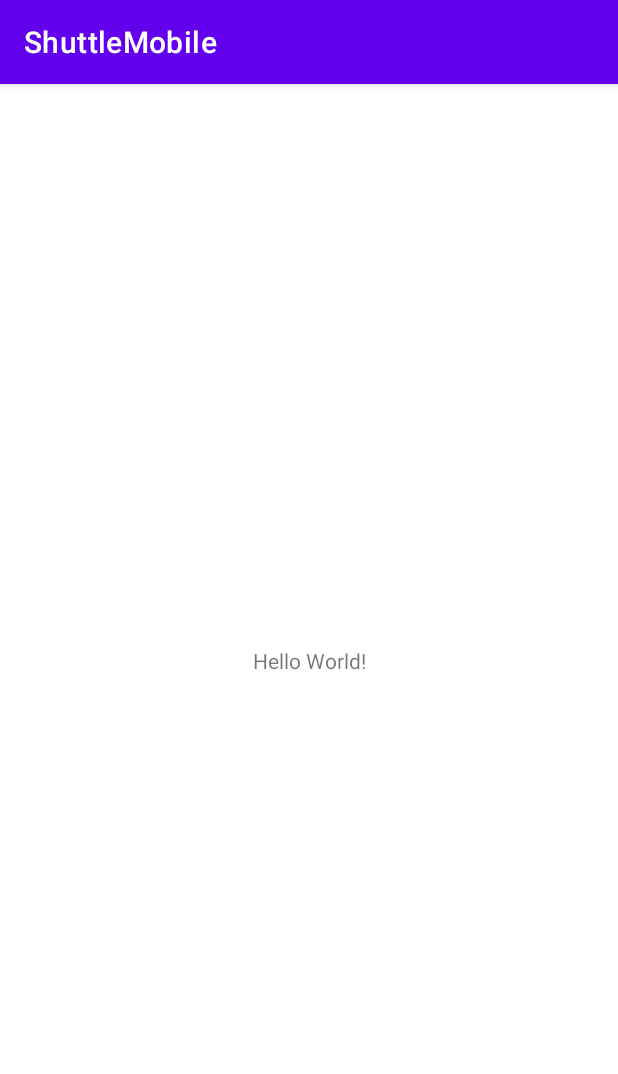
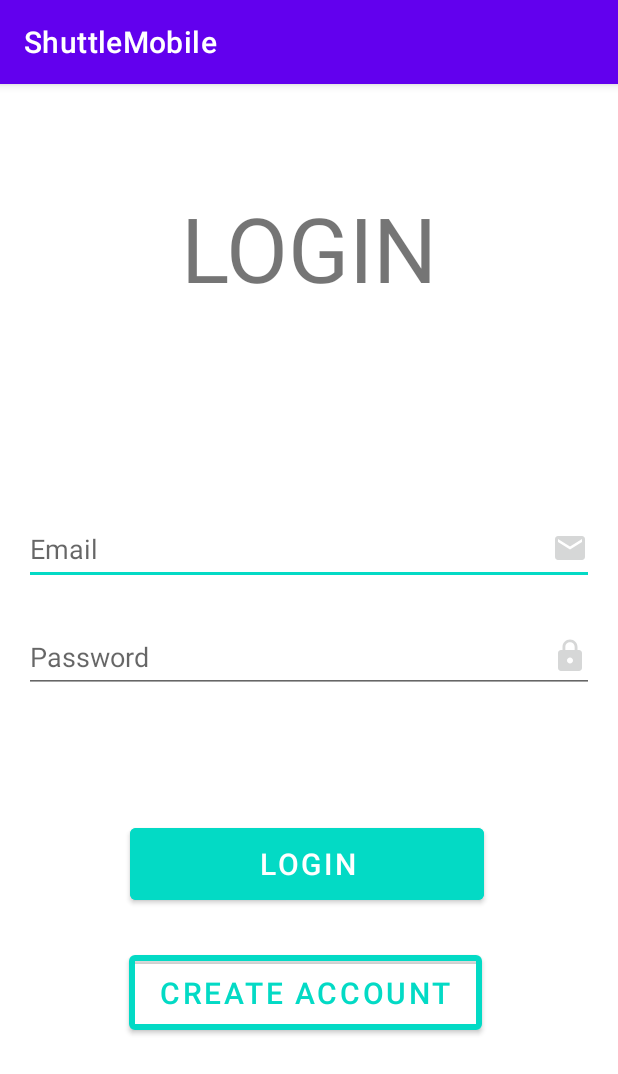
Before and after one commit to ili0n/Shuttle-Mobile, an Android app: the screen it shows after launch (MainActivity before the commit, UserLoginActivity after it), on a phone screen of 412 x 824 dp. Shown: the top 1074 px of the screen. Run offline under Robolectric (Android 15) with nearby library versions, the light colour scheme and no system bars.

Commit message:
feat: Add non-functional login activity

```diff
--- a/shuttle-mobile/app/src/main/AndroidManifest.xml
+++ b/shuttle-mobile/app/src/main/AndroidManifest.xml
@@ -13,11 +13,19 @@
         android:theme="@style/Theme.ShuttleMobile"
         tools:targetApi="31">
         <activity
+            android:name=".activity.UserLoginActivity"
+            android:exported="false">
+            <meta-data
+                android:name="android.app.lib_name"
+                android:value="" />
+        </activity>
+        <activity
             android:name=".activity.SplashActivity"
             android:exported="true"
             android:theme="@style/Theme.ShuttleMobile.Splash">
             <intent-filter>
                 <action android:name="android.intent.action.MAIN" />
+
                 <category android:name="android.intent.category.LAUNCHER" />
             </intent-filter>
 
@@ -28,7 +36,6 @@
         <activity
             android:name=".MainActivity"
             android:exported="true">
-
             <meta-data
                 android:name="android.app.lib_name"
                 android:value="" />
--- a/shuttle-mobile/app/src/main/java/com/example/shuttlemobile/activity/SplashActivity.java
+++ b/shuttle-mobile/app/src/main/java/com/example/shuttlemobile/activity/SplashActivity.java
@@ -22,7 +22,7 @@ public class SplashActivity extends AppCompatActivity {
         new Timer().schedule(new TimerTask() {
             @Override
             public void run() {
-                startActivity(new Intent(getApplicationContext(), MainActivity.class));
+                startActivity(new Intent(getApplicationContext(), UserLoginActivity.class));
                 finish();
             }
         }, timeoutMilliseconds);
--- /dev/null
+++ b/shuttle-mobile/app/src/main/java/com/example/shuttlemobile/activity/UserLoginActivity.java
@@ -0,0 +1,33 @@
+package com.example.shuttlemobile.activity;
+
+import androidx.appcompat.app.AppCompatActivity;
+
+import android.os.Bundle;
+import android.view.View;
+import android.widget.Button;
+import android.widget.Toast;
+
+import com.example.shuttlemobile.R;
+
+public class UserLoginActivity extends AppCompatActivity {
+
+    @Override
+    protected void onCreate(Bundle savedInstanceState) {
+        super.onCreate(savedInstanceState);
+        setContentView(R.layout.activity_user_login);
+
+        Button btnLogin = findViewById(R.id.login_confirm);
+        Button btnRegister = findViewById(R.id.login_register);
+
+        btnLogin.setOnClickListener(view -> onLoginClick());
+        btnRegister.setOnClickListener(view -> onRegisterClick());
+    }
+
+    private void onLoginClick() {
+        Toast.makeText(getApplicationContext(), "Login", Toast.LENGTH_SHORT).show();
+    }
+
+    private void onRegisterClick() {
+        Toast.makeText(getApplicationContext(), "Register", Toast.LENGTH_SHORT).show();
+    }
+}
--- /dev/null
+++ b/shuttle-mobile/app/src/main/res/drawable/ic_baseline_email_24.xml
@@ -0,0 +1,5 @@
+<vector android:height="24dp" android:tint="#FFFFFF"
+    android:viewportHeight="24" android:viewportWidth="24"
+    android:width="24dp" xmlns:android="http://schemas.android.com/apk/res/android">
+    <path android:fillColor="@android:color/white" android:pathData="M20,4L4,4c-1.1,0 -1.99,0.9 -1.99,2L2,18c0,1.1 0.9,2 2,2h16c1.1,0 2,-0.9 2,-2L22,6c0,-1.1 -0.9,-2 -2,-2zM20,8l-8,5 -8,-5L4,6l8,5 8,-5v2z"/>
+</vector>
--- /dev/null
+++ b/shuttle-mobile/app/src/main/res/drawable/ic_baseline_lock_24.xml
@@ -0,0 +1,5 @@
+<vector android:height="24dp" android:tint="#FFFFFF"
+    android:viewportHeight="24" android:viewportWidth="24"
+    android:width="24dp" xmlns:android="http://schemas.android.com/apk/res/android">
+    <path android:fillColor="@android:color/white" android:pathData="M18,8h-1L17,6c0,-2.76 -2.24,-5 -5,-5S7,3.24 7,6v2L6,8c-1.1,0 -2,0.9 -2,2v10c0,1.1 0.9,2 2,2h12c1.1,0 2,-0.9 2,-2L20,10c0,-1.1 -0.9,-2 -2,-2zM12,17c-1.1,0 -2,-0.9 -2,-2s0.9,-2 2,-2 2,0.9 2,2 -0.9,2 -2,2zM15.1,8L8.9,8L8.9,6c0,-1.71 1.39,-3.1 3.1,-3.1 1.71,0 3.1,1.39 3.1,3.1v2z"/>
+</vector>
--- /dev/null
+++ b/shuttle-mobile/app/src/main/res/drawable/ic_round_arrow_circle_right_24.xml
@@ -0,0 +1,5 @@
+<vector android:height="24dp" android:tint="#FFFFFF"
+    android:viewportHeight="24" android:viewportWidth="24"
+    android:width="24dp" xmlns:android="http://schemas.android.com/apk/res/android">
+    <path android:fillColor="@android:color/white" android:pathData="M22,12c0,-5.52 -4.48,-10 -10,-10C6.48,2 2,6.48 2,12s4.48,10 10,10C17.52,22 22,17.52 22,12zM12,14.79V13H9c-0.55,0 -1,-0.45 -1,-1s0.45,-1 1,-1h3V9.21c0,-0.45 0.54,-0.67 0.85,-0.35l2.79,2.79c0.2,0.2 0.2,0.51 0,0.71l-2.79,2.79C12.54,15.46 12,15.24 12,14.79z"/>
+</vector>
--- /dev/null
+++ b/shuttle-mobile/app/src/main/res/layout/activity_user_login.xml
@@ -0,0 +1,91 @@
+<?xml version="1.0" encoding="utf-8"?>
+<androidx.constraintlayout.widget.ConstraintLayout xmlns:android="http://schemas.android.com/apk/res/android"
+    xmlns:app="http://schemas.android.com/apk/res-auto"
+    xmlns:tools="http://schemas.android.com/tools"
+    android:layout_width="match_parent"
+    android:layout_height="match_parent"
+    tools:context=".activity.UserLoginActivity">
+
+    <TextView
+        android:id="@+id/login_label"
+        android:layout_width="wrap_content"
+        android:layout_height="wrap_content"
+        android:text="Login"
+        android:textAllCaps="true"
+        android:textSize="60sp"
+        app:layout_constraintBottom_toBottomOf="parent"
+        app:layout_constraintEnd_toEndOf="parent"
+        app:layout_constraintStart_toStartOf="parent"
+        app:layout_constraintTop_toTopOf="parent"
+        app:layout_constraintVertical_bias="0.100000024" />
+
+    <EditText
+        android:id="@+id/login_email"
+        android:layout_width="0dp"
+        android:layout_height="wrap_content"
+        android:layout_marginStart="16dp"
+        android:layout_marginEnd="16dp"
+        android:drawableRight="@drawable/ic_baseline_email_24"
+        android:drawableTint="?colorButtonNormal"
+        android:hint="@string/login_email"
+        android:inputType="textEmailAddress"
+        android:minHeight="48dp"
+        app:layout_constraintBottom_toBottomOf="parent"
+        app:layout_constraintEnd_toEndOf="parent"
+        app:layout_constraintStart_toStartOf="parent"
+        app:layout_constraintTop_toBottomOf="@+id/login_label"
+        app:layout_constraintVertical_bias="0.24000001" />
+
+    <EditText
+        android:id="@+id/login_password"
+        android:layout_width="0dp"
+        android:layout_height="wrap_content"
+        android:layout_marginStart="16dp"
+        android:layout_marginTop="24dp"
+        android:layout_marginEnd="16dp"
+        android:drawableRight="@drawable/ic_baseline_lock_24"
+        android:drawableTint="?colorButtonNormal"
+        android:ems="10"
+        android:hint="@string/login_password"
+        android:inputType="textPassword"
+        android:minHeight="48dp"
+        app:layout_constraintBottom_toBottomOf="parent"
+        app:layout_constraintEnd_toEndOf="parent"
+        app:layout_constraintStart_toStartOf="parent"
+        app:layout_constraintTop_toBottomOf="@+id/login_email"
+        app:layout_constraintVertical_bias="0.0" />
+
+    <Button
+        android:id="@+id/login_confirm"
+        android:layout_width="236dp"
+        android:layout_height="60dp"
+        android:layout_marginTop="84dp"
+        android:backgroundTint="?colorAccent"
+        android:text="@string/login_confirm"
+        android:textSize="20sp"
+        app:layout_constraintBottom_toBottomOf="parent"
+        app:layout_constraintEnd_toEndOf="parent"
+        app:layout_constraintHorizontal_bias="0.491"
+        app:layout_constraintStart_toStartOf="parent"
+        app:layout_constraintTop_toBottomOf="@+id/login_password"
+        app:layout_constraintVertical_bias="0.0" />
+
+    <Button
+        android:id="@+id/login_register"
+        android:layout_width="235dp"
+        android:layout_height="62dp"
+        android:backgroundTint="?android:panelBackground"
+        android:shadowRadius="0"
+        android:text="@string/login_register"
+        android:textColor="?colorAccent"
+        android:textSize="20sp"
+        app:layout_constraintBottom_toBottomOf="parent"
+        app:layout_constraintEnd_toEndOf="parent"
+        app:layout_constraintHorizontal_bias="0.488"
+        app:layout_constraintStart_toStartOf="parent"
+        app:layout_constraintTop_toBottomOf="@+id/login_confirm"
+        app:layout_constraintVertical_bias="0.156"
+        app:strokeColor="?colorAccent"
+        app:strokeWidth="4dp" />
+
+</androidx.constraintlayout.widget.ConstraintLayout>
--- a/shuttle-mobile/app/src/main/res/values/strings.xml
+++ b/shuttle-mobile/app/src/main/res/values/strings.xml
@@ -1,3 +1,7 @@
 <resources>
     <string name="app_name">ShuttleMobile</string>
+    <string name="login_email">Email</string>
+    <string name="login_password">Password</string>
+    <string name="login_confirm">Login</string>
+    <string name="login_register">Create Account</string>
 </resources>
```
